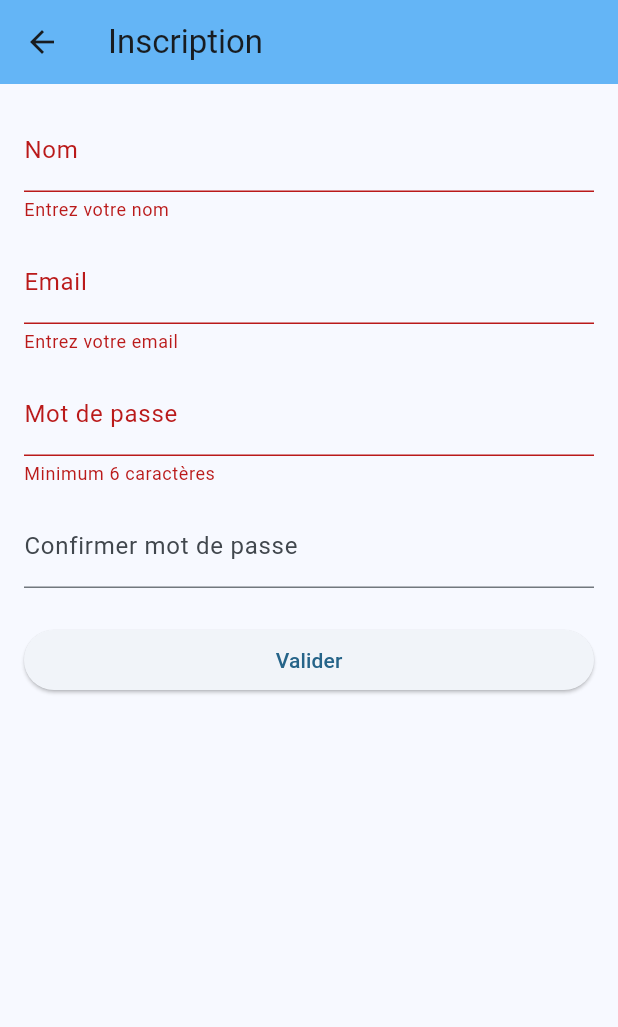
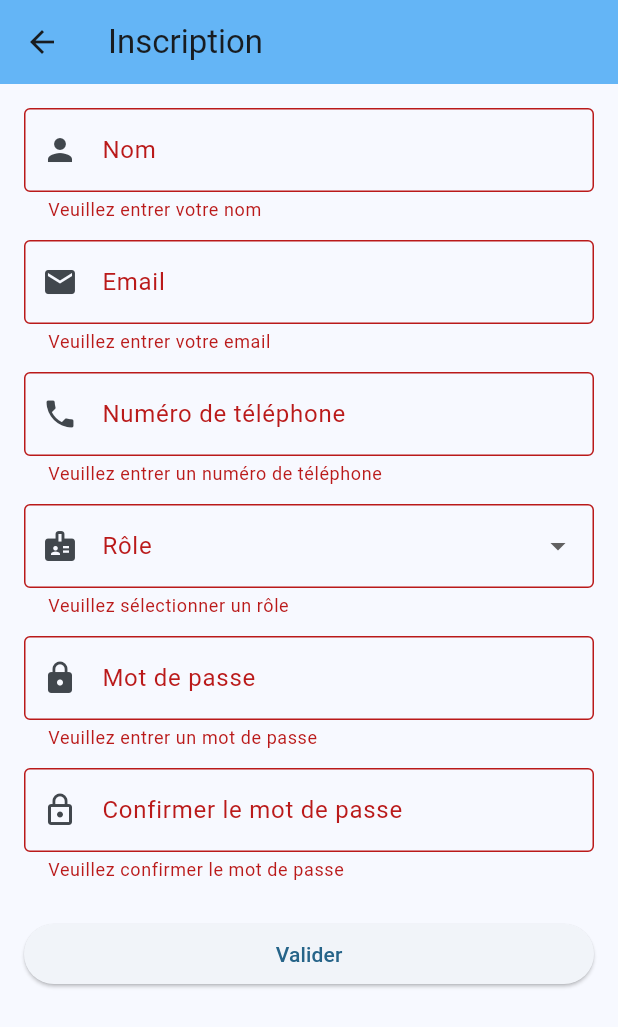
Before and after one commit to Claudiusrkt/twm, a Flutter app: the Inscription screen opened directly, after a tap on "Valider", on a phone screen of 412 x 824 dp. Shown: the top 1027 px of the screen. Run offline on Flutter 3.47's test engine with Material 3 defaults, Android fonts, the phone set to English and light mode, and no system bars.

Commit message:
twm1.0.1.5

```diff
--- a/lib/main.dart
+++ b/lib/main.dart
@@ -1,5 +1,5 @@
 import 'package:flutter/material.dart';
-import 'package:twm/pages/PublierAnnonce.dart';
+import 'package:twm/pagesClient/Accueil.dart';
 
 void main() {
   runApp(const MyApp());
@@ -15,7 +15,7 @@ class MyApp extends StatelessWidget {
       theme: ThemeData(
         colorScheme: ColorScheme.fromSeed(seedColor: Colors.blue.shade100),
       ),
-      home: PublierAnnonce(),
+      home: Accueil(),
     );
   }
 }
--- a/lib/pagesClient/Accueil.dart
+++ b/lib/pagesClient/Accueil.dart
@@ -1,5 +1,5 @@
 import 'package:flutter/material.dart';
-import 'package:twm/pages/Inscription.dart';
+import 'package:twm/pagesClient/Inscription.dart';
 class Accueil extends StatefulWidget {
   const Accueil({super.key});
 
--- a/lib/pagesClient/Inscription.dart
+++ b/lib/pagesClient/Inscription.dart
@@ -11,6 +11,8 @@ class _InscriptionState extends State<Inscription> {
   final formKey = GlobalKey<FormState>();
   final TextEditingController nomController = TextEditingController();
   final TextEditingController emailController = TextEditingController();
+  final TextEditingController telController = TextEditingController();
+  final TextEditingController roleController = TextEditingController();
   final TextEditingController mdpController = TextEditingController();
   final TextEditingController confirmMdpController = TextEditingController();
 
@@ -20,6 +22,8 @@ class _InscriptionState extends State<Inscription> {
     emailController.dispose();
     mdpController.dispose();
     confirmMdpController.dispose();
+    roleController.dispose();
+    telController.dispose();
     super.dispose();
   }
 
@@ -47,19 +51,85 @@ class _InscriptionState extends State<Inscription> {
             children: [
               TextFormField(
                 controller: nomController,
-                decoration: const InputDecoration(labelText: 'Nom'),
-                validator: (value) =>
-                value == null || value.isEmpty ? 'Entrez votre nom' : null,
+                decoration: const InputDecoration(
+                  labelText: 'Nom',
+                  hintText: 'Entrez votre nom complet',
+                  border: OutlineInputBorder(),
+                  prefixIcon: Icon(Icons.person),
+                ),
+                validator: (value) {
+                  if (value == null || value.trim().isEmpty) {
+                    return 'Veuillez entrer votre nom';
+                  }
+                  if (!RegExp(r"^[a-zA-ZÀ-ÿ\s'-]+$").hasMatch(value)) {
+                    return 'Le nom ne doit contenir que des lettres';
+                  }
+                  return null;
+                },
               ),
+
               const SizedBox(height: 12),
               TextFormField(
                 controller: emailController,
                 keyboardType: TextInputType.emailAddress,
-                decoration: const InputDecoration(labelText: 'Email'),
+                decoration: const InputDecoration(
+                  labelText: 'Email',
+                  hintText: 'exemple@domaine.com',
+                  border: OutlineInputBorder(),
+                  prefixIcon: Icon(Icons.email),
+                ),
                 validator: (value) {
-                  if (value == null || value.isEmpty) return 'Entrez votre email';
-                  if (!RegExp(r'^[^@]+@[^@]+\.[^@]+').hasMatch(value)) {
+                  if (value == null || value.isEmpty) {
+                    return 'Veuillez entrer votre email';
+                  }
+                  final emailRegex = RegExp(r'^[a-zA-Z0-9._%+-]+@[a-zA-Z0-9.-]+\.[a-zA-Z]{2,}$');
+                  if (!emailRegex.hasMatch(value)) {
                     return 'Email invalide';
+                  }
+                  return null;
+                },
+              ),
+
+              const SizedBox(height: 12),
+              TextFormField(
+                controller: telController,
+                keyboardType: TextInputType.phone,
+                decoration: const InputDecoration(
+                  labelText: 'Numéro de téléphone',
+                  hintText: 'Ex: 0321234567',
+                  border: OutlineInputBorder(),
+                  prefixIcon: Icon(Icons.phone),
+                ),
+                validator: (value) {
+                  if (value == null || value.isEmpty) {
+                    return 'Veuillez entrer un numéro de téléphone';
+                  }
+                  if (!RegExp(r'^[0-9]{9,10}$').hasMatch(value)) {
+                    return 'Numéro invalide';
+                  }
+                  return null;
+                },
+              ),
+              const SizedBox(height: 12),
+              DropdownButtonFormField<String>(
+                value: roleController.text.isNotEmpty ? roleController.text : null,
+                decoration: const InputDecoration(
+                  labelText: 'Rôle',
+                  border: OutlineInputBorder(),
+                  prefixIcon: Icon(Icons.badge),
+                ),
+                items: const [
+                  DropdownMenuItem(value: 'Client', child: Text('Client')),
+                  DropdownMenuItem(value: 'Agent', child: Text('Agent')),
+                ],
+                onChanged: (value) {
+                  if (value != null) {
+                    roleController.text = value;
+                  }
+                },
+                validator: (value) {
+                  if (value == null || value.isEmpty) {
+                    return 'Veuillez sélectionner un rôle';
                   }
                   return null;
                 },
@@ -68,20 +138,43 @@ class _InscriptionState extends State<Inscription> {
               TextFormField(
                 controller: mdpController,
                 obscureText: true,
-                decoration: const InputDecoration(labelText: 'Mot de passe'),
-                validator: (value) =>
-                value != null && value.length >= 6
-                    ? null
-                    : 'Minimum 6 caractères',
+                decoration: const InputDecoration(
+                  labelText: 'Mot de passe',
+                  hintText: 'Entrez votre mot de passe',
+                  border: OutlineInputBorder(),
+                  prefixIcon: Icon(Icons.lock),
+                ),
+                validator: (value) {
+                  if (value == null || value.isEmpty) {
+                    return 'Veuillez entrer un mot de passe';
+                  }
+                  if (value.length < 6) {
+                    return 'Minimum 6 caractères';
+                  }
+                  return null;
+                },
               ),
               const SizedBox(height: 12),
               TextFormField(
                 controller: confirmMdpController,
                 obscureText: true,
-                decoration: const InputDecoration(labelText: 'Confirmer mot de passe'),
-                validator: (value) =>
-                value == mdpController.text ? null : 'Les mots de passe ne correspondent pas',
+                decoration: const InputDecoration(
+                  labelText: 'Confirmer le mot de passe',
+                  hintText: 'Retapez le mot de passe',
+                  border: OutlineInputBorder(),
+                  prefixIcon: Icon(Icons.lock_outline),
+                ),
+                validator: (value) {
+                  if (value == null || value.isEmpty) {
+                    return 'Veuillez confirmer le mot de passe';
+                  }
+                  if (value != mdpController.text) {
+                    return 'Les mots de passe ne correspondent pas';
+                  }
+                  return null;
+                },
               ),
+
               const SizedBox(height: 24),
               ElevatedButton(
                 onPressed: _validerInscription,
```
Also changed, not shown: lib/pagesAdmin/AccueilAdmin.dart (+118 -0 lines), lib/pagesAgent/AccueilAgent.dart (+118 -0 lines).
